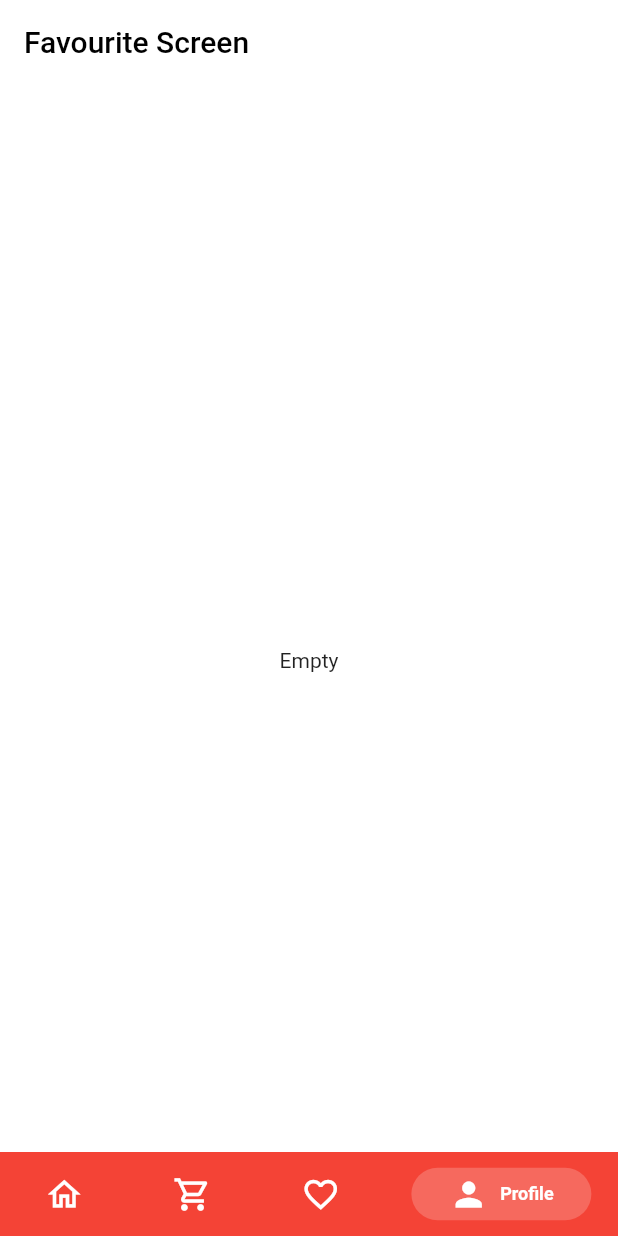
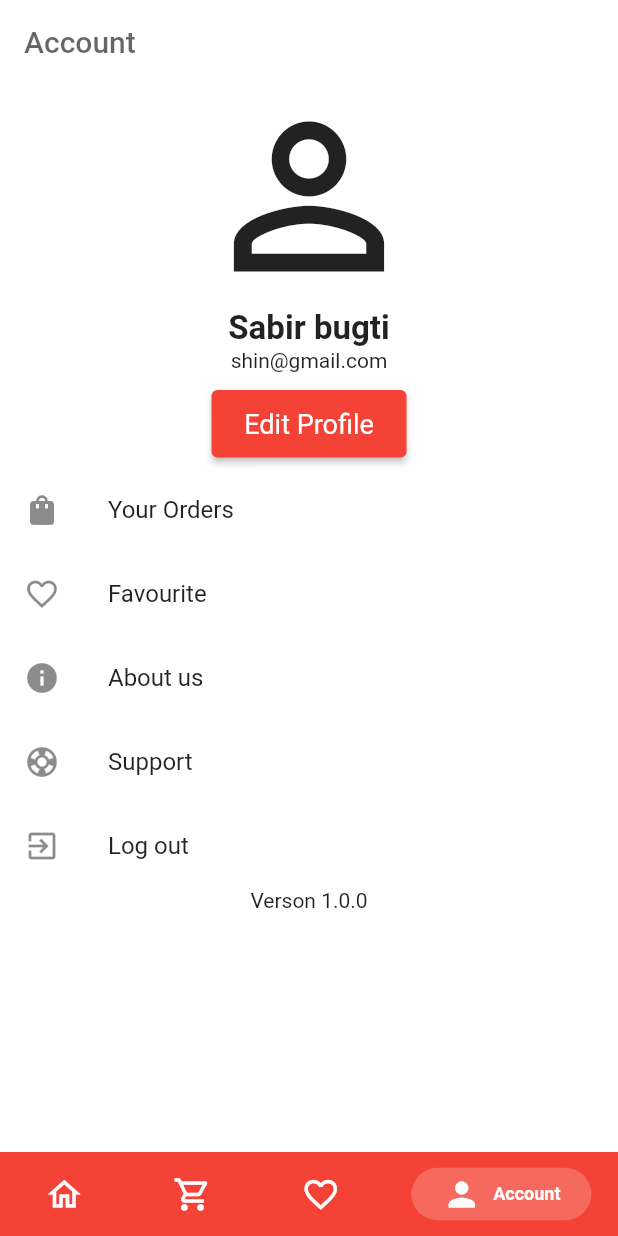
Before and after one commit to SHINDONGDONG/flutter_ec_project, a Flutter app: the screen it shows once a user with an empty profile is signed in, item 4 of the bottom bar chosen, on a phone screen of 412 x 824 dp. Run offline on Flutter 3.47's test engine with Material 2 defaults, Android fonts, the light colour scheme and no system bars; drawn by our look-alikes of persistent_bottom_nav_bar; our stand-ins replace cloud_firestore, firebase_auth, firebase_core, fluttertoast, gap; accounts and stored records are empty.

Commit message:
sign user model account screen

```diff
--- a/lib/firebase_helper/firebase_auth_helper/firebase_auth_helper.dart
+++ b/lib/firebase_helper/firebase_auth_helper/firebase_auth_helper.dart
@@ -1,13 +1,17 @@
+import 'package:cloud_firestore/cloud_firestore.dart';
 import 'package:firebase_auth/firebase_auth.dart';
 import 'package:flutter/cupertino.dart';
 import 'package:flutter/material.dart';
 import 'package:flutter_ec_project/constants/constants.dart';
+import 'package:flutter_ec_project/models/user_model/user_model.dart';
 
 class FirebaseAuthHelper{
   static FirebaseAuthHelper instance = FirebaseAuthHelper();
-
   final FirebaseAuth _auth=FirebaseAuth.instance;
   Stream<User?> get getAuthChange =>_auth.authStateChanges();
+  final FirebaseFirestore _firestore = FirebaseFirestore.instance;
+
+
 
   Future<bool> login(String email, String password,
       BuildContext context) async {
@@ -24,11 +28,15 @@ class FirebaseAuthHelper{
     }
   }
   Future<bool> signUp(
-      String email, String password, BuildContext context) async {
+     String name, String email, String password, BuildContext context) async {
     try{
       showLoaderDialog(context);
-      UserCredential credential = await _auth
+      UserCredential? userCredential = await _auth
           .createUserWithEmailAndPassword(email: email, password: password);
+      UserModel userModel = UserModel(id: userCredential.user!.uid, name: name, email: email,image: null);
+
+      //user를만들고 firestore에도 users 테이블에 userModel .id의  doc을 만들고 usermodel을 tojson으로 저장시켜준다.
+      _firestore.collection("users").doc(userModel.id).set(userModel.toJson());
       Navigator.of(context, rootNavigator: true).pop();
       return true;
     }on FirebaseException catch(e) {
@@ -39,6 +47,10 @@ class FirebaseAuthHelper{
       showMessage(e.code.toString());
       return false;
     }
+  }
+
+  void singOut() async {
+    await _auth.signOut();
   }
 }
 
--- a/lib/firebase_helper/firebase_store/firebase_firestore.dart
+++ b/lib/firebase_helper/firebase_store/firebase_firestore.dart
@@ -1,7 +1,9 @@
 import 'package:cloud_firestore/cloud_firestore.dart';
+import 'package:firebase_auth/firebase_auth.dart';
 import 'package:flutter_ec_project/constants/constants.dart';
 import 'package:flutter_ec_project/models/category_model/category_model.dart';
 import 'package:flutter_ec_project/models/product_model/product.dart';
+import 'package:flutter_ec_project/models/user_model/user_model.dart';
 
 class FirebaseFirestoreHelper {
   static FirebaseFirestoreHelper instance = FirebaseFirestoreHelper();
@@ -38,6 +40,16 @@ class FirebaseFirestoreHelper {
     }
   }
 
+  Future<UserModel> getUserInformation(String id) async {
+      DocumentSnapshot<Map<String, dynamic>> querySnapshot =
+          await _firebaseFirestore
+          .collection("users")
+          .doc(FirebaseAuth.instance.currentUser!.uid)
+          .get();
+
+      return UserModel.fromJson(querySnapshot.data()!);
+  }
+
   Future<List<ProductModel>> getCategoryViewProduct(String id) async {
     try {
       QuerySnapshot<Map<String, dynamic>> querySnapshot =
--- /dev/null
+++ b/lib/models/user_model/user_model.dart
@@ -0,0 +1,36 @@
+import 'dart:convert';
+
+
+UserModel UserModelFromJson(String str) =>
+    UserModel.fromJson(json.decode(str));
+
+String  UserModelToJson(UserModel data) => json.encode(data.toJson());
+
+
+class UserModel {
+  UserModel({
+    this.image,
+    required this.id,
+    required this.name,
+    required this.email,
+  });
+
+  String? image;
+  String id;
+  String name;
+  String email;
+
+  factory UserModel.fromJson(Map<String, dynamic> json) => UserModel(
+        image: json['image'],
+        name: json['name'],
+        id: json['id'],
+        email: json['id'],
+      );
+
+  Map<String, dynamic> toJson()=> {
+    "id":id,
+    "name":name,
+    "image":image,
+    "email":email,
+  };
+}
--- /dev/null
+++ b/lib/screens/account_screen/account_screen.dart
@@ -0,0 +1,84 @@
+import 'package:firebase_auth/firebase_auth.dart';
+import 'package:flutter/material.dart';
+import 'package:flutter_ec_project/widgets/primary_button/primary_button.dart';
+import 'package:gap/gap.dart';
+
+class AccountScreen extends StatelessWidget {
+  const AccountScreen({Key? key}) : super(key: key);
+
+  @override
+  Widget build(BuildContext context) {
+    return Scaffold(
+      appBar: AppBar(
+        backgroundColor: Colors.white,
+        title: Text("Account", style: TextStyle(color: Colors.black.withOpacity(0.6),),),
+      ),
+      body: Column(
+        children: [
+          Expanded(
+            child: Container(
+              alignment: Alignment.center,
+              child: Column(
+                children: [
+                  Icon(
+                    Icons.person_outline,
+                    size: 150,
+                  ),
+                  Text(
+                    "Sabir bugti",
+                    style: TextStyle(fontSize: 22, fontWeight: FontWeight.bold),
+                  ),
+                  Text(
+                    "shin@gmail.com",
+                  ),
+                  const Gap(12),
+                  SizedBox(
+                    width: 130,
+                    child: PrimaryButton(title: "Edit Profile", onPressed: () {}),
+                  ),
+                ],
+              ),
+            ),
+          ),
+          Expanded(
+            flex: 2,
+            child: Container(
+              child: Column(
+                children: [
+                  ListTile(
+                    onTap: (){},
+                    leading: Icon(Icons.shopping_bag),
+                    title: Text("Your Orders"),
+                  ),
+                  ListTile(
+                    onTap: (){},
+                    leading: Icon(Icons.favorite_outline),
+                    title: Text("Favourite"),
+                  ),
+                  ListTile(
+                    onTap: (){},
+                    leading: Icon(Icons.info),
+                    title: Text("About us"),
+                  ),
+                  ListTile(
+                    onTap: (){},
+                    leading: Icon(Icons.support_outlined),
+                    title: Text("Support"),
+                  ),
+                  ListTile(
+                    onTap: (){
+                      FirebaseAuth.instance.signOut()
+;                    },
+                    leading: Icon(Icons.exit_to_app),
+                    title: Text("Log out"),
+                  ),
+                  Text("Verson 1.0.0"),
+                ],
+              ),
+            ),
+          ),
+        ],
+      ),
+    );
+  }
+}
--- a/lib/screens/auth_ui/sign_up/sing_up.dart
+++ b/lib/screens/auth_ui/sign_up/sing_up.dart
@@ -82,7 +82,7 @@ class _SignUpState extends State<SignUp> {
                 onPressed: () async {
                   bool isVaildated = signUpVaildation(email.text, password.text, name.text, phone.text);
                   if(isVaildated) {
-                    bool isLogined = await FirebaseAuthHelper.instance.signUp(email.text, password.text, context);
+                    bool isLogined = await FirebaseAuthHelper.instance.signUp(name.text, email.text, password.text, context);
                     if(isLogined) {
                       //PushandRemoveUntil은
                       Routes.instance.pushAndRemoveUntil(widget: const Home(), context: context);
--- a/lib/screens/custom_bottom/custom_bottom_bar.dart
+++ b/lib/screens/custom_bottom/custom_bottom_bar.dart
@@ -1,4 +1,5 @@
 import 'package:flutter/material.dart';
+import 'package:flutter_ec_project/screens/account_screen/account_screen.dart';
 import 'package:flutter_ec_project/screens/cart_screen/cart_screen.dart';
 import 'package:flutter_ec_project/screens/favourite_screen/favourite_screen.dart';
 import 'package:flutter_ec_project/screens/home/home.dart';
@@ -18,10 +19,10 @@ class _CustomButtomBarState extends State<CustomButtomBar> {
 
 
   List<Widget> _buildScreens() => [
-    Home(),
-    CartScreen(),
-    FavouriteScreen(),
-    FavouriteScreen(),
+    const Home(),
+    const CartScreen(),
+    const FavouriteScreen(),
+    const AccountScreen(),
   ];
 
   List<PersistentBottomNavBarItem> _navBarsItems() => [
@@ -49,7 +50,7 @@ class _CustomButtomBarState extends State<CustomButtomBar> {
     PersistentBottomNavBarItem(
       icon: const Icon(Icons.person),
       inactiveIcon: const Icon(Icons.person_outline),
-      title: "Profile",
+      title: "Account",
       activeColorPrimary: Colors.white,
       inactiveColorPrimary: Colors.white,
     ),
--- a/lib/screens/home/home.dart
+++ b/lib/screens/home/home.dart
@@ -125,7 +125,7 @@ class _HomeState extends State<Home> {
                 : Padding(
                     padding: const EdgeInsets.all(12.0),
               child: GridView.builder(
-                padding: const EdgeInsets.only(left: 20,right: 20),
+                padding: const EdgeInsets.only(bottom: 50),
                   shrinkWrap: true,
                   primary: false,
                   itemCount: productsList.length,
--- a/lib/screens/product_detail/product_detail.dart
+++ b/lib/screens/product_detail/product_detail.dart
@@ -5,7 +5,6 @@ import 'package:flutter_ec_project/constants/routes.dart';
 import 'package:flutter_ec_project/models/product_model/product.dart';
 import 'package:flutter_ec_project/provider/app_provider.dart';
 import 'package:flutter_ec_project/screens/cart_screen/cart_screen.dart';
-import 'package:flutter_ec_project/screens/favourite_screen/favourite_screen.dart';
 import 'package:gap/gap.dart';
 import 'package:provider/provider.dart';
 
@@ -130,8 +129,8 @@ class _ProductDetailsState extends State<ProductDetails> {
                     width: 140,
                     child: ElevatedButton(
                       onPressed: () {
-                        Routes.instance.push(
-                            widget: const FavouriteScreen(), context: context);
+                        // Routes.instance.push(
+                        //     widget: const FavouriteScreen(), context: context);
                       },
                       child: const Text("Buy"),
                     ),
```
